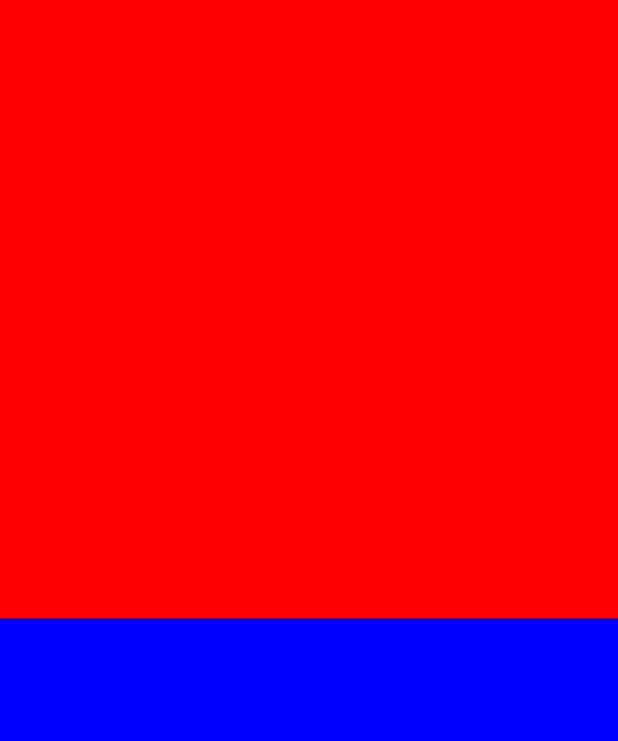
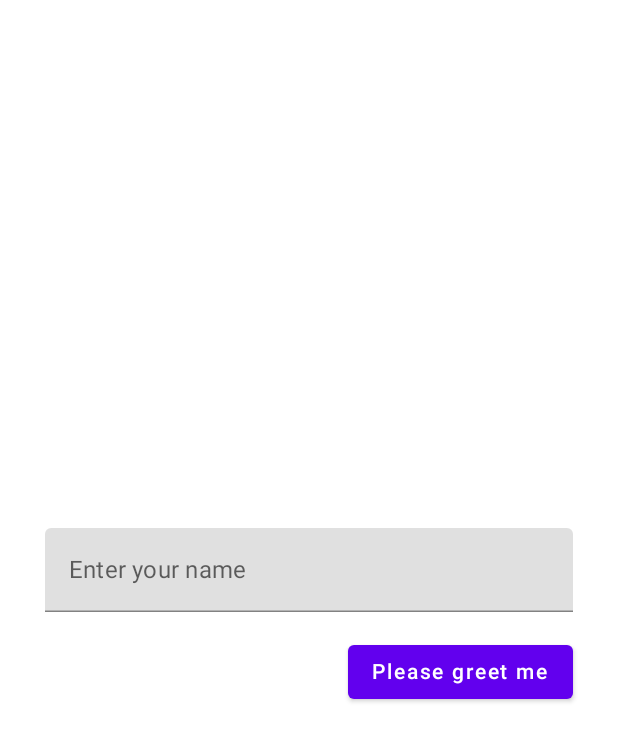
Before and after one commit to Nokheenig/Android_Kotlin_Compose, an Android app built with Jetpack Compose: the screen it shows after launch (MainActivity), on a phone screen of 412 x 824 dp. Shown: the top 741 px of the screen. Run offline under Robolectric (Android 15) with nearby library versions, the phone set to English and light mode, and no system bars.

Commit message:
257.TextFields, Buttons , Showing Snackbars

```diff
--- a/app/src/main/java/com/example/compose/MainActivity.kt
+++ b/app/src/main/java/com/example/compose/MainActivity.kt
@@ -1,62 +1,87 @@
 package com.example.compose
 
+import android.annotation.SuppressLint
 import android.os.Bundle
 import androidx.activity.ComponentActivity
 import androidx.activity.compose.setContent
-import androidx.compose.foundation.background
-import androidx.compose.foundation.clickable
+import androidx.compose.foundation.layout.Arrangement
 import androidx.compose.foundation.layout.Box
 import androidx.compose.foundation.layout.Column
+import androidx.compose.foundation.layout.Spacer
 import androidx.compose.foundation.layout.fillMaxSize
-import androidx.compose.runtime.Composable
+import androidx.compose.foundation.layout.fillMaxWidth
+import androidx.compose.foundation.layout.height
+import androidx.compose.foundation.layout.padding
+import androidx.compose.material.Button
+import androidx.compose.material.Scaffold
+import androidx.compose.material.Text
+import androidx.compose.material.TextField
+import androidx.compose.material.rememberScaffoldState
+import androidx.compose.runtime.getValue
 import androidx.compose.runtime.mutableStateOf
 import androidx.compose.runtime.remember
+import androidx.compose.runtime.rememberCoroutineScope
+import androidx.compose.runtime.setValue
+import androidx.compose.ui.Alignment
 import androidx.compose.ui.Modifier
 import androidx.compose.ui.graphics.Color
-import kotlin.random.Random
+import androidx.compose.ui.unit.dp
+import kotlinx.coroutines.launch
 
 
 class MainActivity : ComponentActivity() {
+    @SuppressLint("UnusedMaterialScaffoldPaddingParameter")
     override fun onCreate(savedInstanceState: Bundle?) {
         super.onCreate(savedInstanceState)
 
         setContent {
-            Column (modifier = Modifier.fillMaxSize()){
-                val color = remember {
-                    mutableStateOf(Color.Blue)
+            val scaffoldState = rememberScaffoldState()
+            var textFieldState by remember {
+                mutableStateOf("")
+            }
+            val scope = rememberCoroutineScope()
+            Scaffold(
+                modifier = Modifier.fillMaxSize(),
+                scaffoldState = scaffoldState
+            ) {
+                Column(
+                    horizontalAlignment = Alignment.CenterHorizontally,
+                    verticalArrangement = Arrangement.Center,
+                    modifier = Modifier
+                        .fillMaxSize()
+                        .padding(horizontal = 30.dp)
+                ) {
+                    TextField(
+                        value = textFieldState,
+                        label = {
+                            Text(text = "Enter your name")
+                        },
+                        onValueChange = {
+                            textFieldState = it
+                        },
+                        singleLine = true,
+                        modifier = Modifier.fillMaxWidth()
+                    )
+                    Spacer(modifier = Modifier.height(16.dp))
+                    Box(
+                        modifier = Modifier.fillMaxWidth(),
+                        contentAlignment = Alignment.CenterEnd
+                    ) {
+                        Button(
+                            onClick = {
+                                scope.launch {
+                                    scaffoldState.snackbarHostState.showSnackbar("Hello $textFieldState!")
+                                }
+                            }
+                        ) {
+                            Text(
+                                text = "Please greet me",
+                                color = Color.White
+                            )
+                        }
+                    }
                 }
-                ColorBox(Modifier
-                    .weight(1f)
-                    .fillMaxSize()){
-                    color.value = it
-                }
-
-                Box(modifier = Modifier
-                    .background(color.value) // <- the color that we get from our colorBox
-                    .weight(1f)
-                    .fillMaxSize()
-                )
             }
         }
     }
 }
-
-@Composable
-fun ColorBox(
-    modifier: Modifier = Modifier,
-    updateColor: (Color) -> Unit
-){
-    Box(modifier = modifier
-        .background(Color.Red)
-        .clickable {
-            updateColor(
-                Color(
-                    Random.nextFloat(),
-                    Random.nextFloat(),
-                    Random.nextFloat(),
-                    1f
-                )
-            )
-        }
-    )
-}
```
Also changed, not shown: app/build.gradle.kts (+41 -11 lines).
